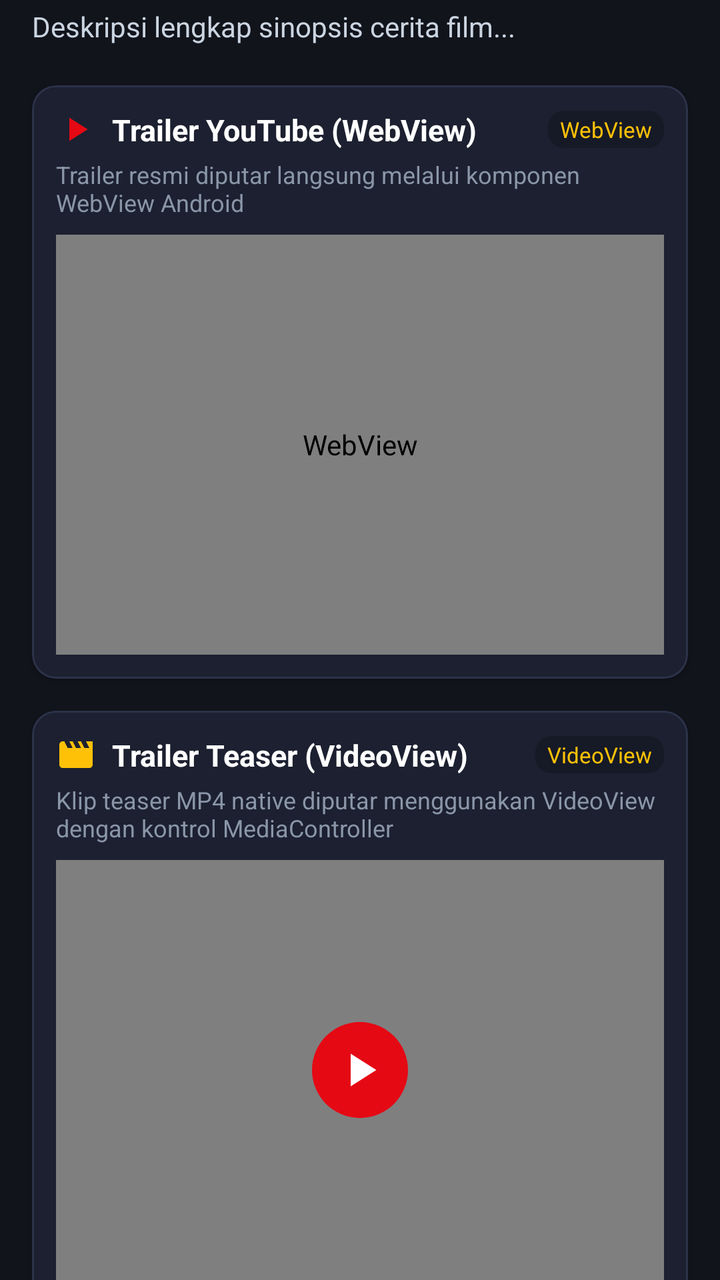
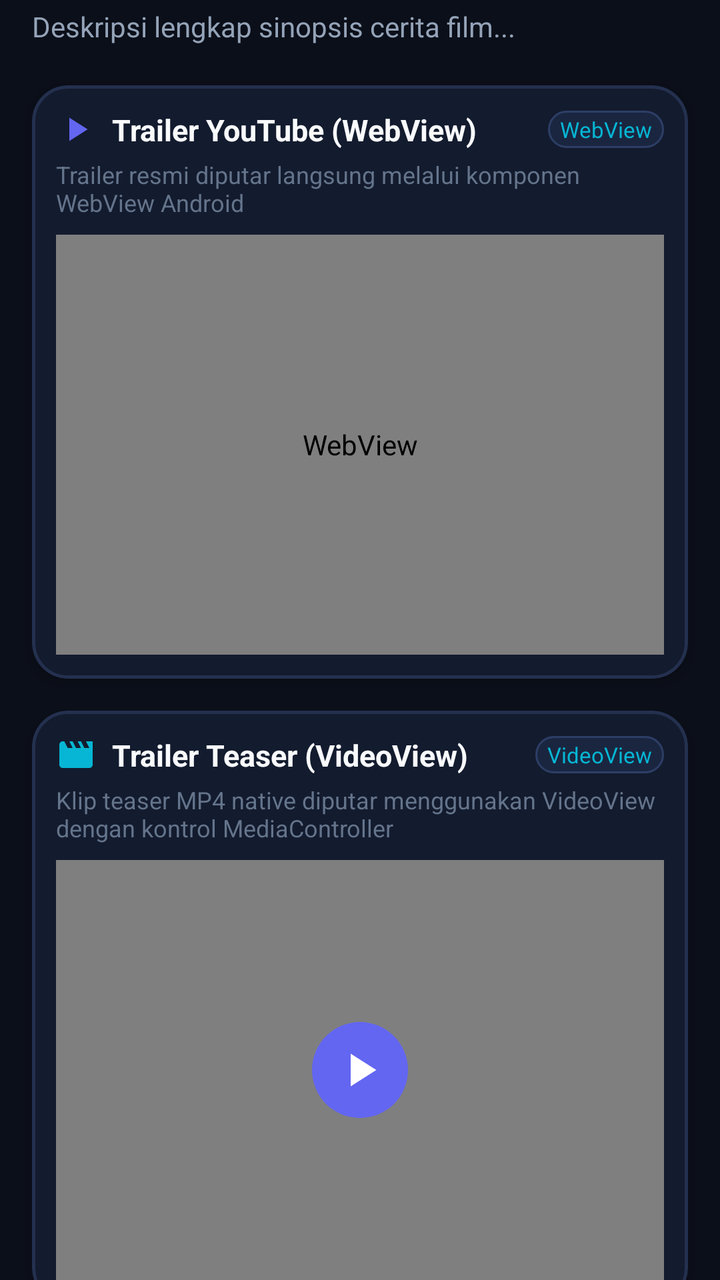

Screens rendered from an Android XML layout before and after an edit, with the pre-edit source and the edit as a unified diff.
<!-- AndroidManifest.xml: activity theme Theme.MyApplication -->
<!-- res/layout/activity_detail_film.xml -->
<?xml version="1.0" encoding="utf-8"?>
<androidx.coordinatorlayout.widget.CoordinatorLayout xmlns:android="http://schemas.android.com/apk/res/android"
    xmlns:app="http://schemas.android.com/apk/res-auto"
    xmlns:tools="http://schemas.android.com/tools"
    android:layout_width="match_parent"
    android:layout_height="match_parent"
    android:background="@color/cinema_dark">

    <androidx.core.widget.NestedScrollView
        android:layout_width="match_parent"
        android:layout_height="match_parent"
        android:fillViewport="true">

        <LinearLayout
            android:layout_width="match_parent"
            android:layout_height="wrap_content"
            android:orientation="vertical"
            android:paddingBottom="48dp">

            
            <androidx.constraintlayout.widget.ConstraintLayout
                android:id="@+id/layout_detail_top_bar"
                android:layout_width="match_parent"
                android:layout_height="56dp"
                android:background="@color/cinema_surface"
                android:elevation="4dp"
                android:paddingHorizontal="8dp">

                <ImageButton
                    android:id="@+id/btn_back"
                    android:layout_width="48dp"
                    android:layout_height="48dp"
                    android:background="?attr/selectableItemBackgroundBorderless"
                    android:contentDescription="Kembali"
                    android:src="@drawable/ic_arrow_back"
                    app:layout_constraintBottom_toBottomOf="parent"
                    app:layout_constraintStart_toStartOf="parent"
                    app:layout_constraintTop_toTopOf="parent"
                    app:tint="@color/text_primary" />

                <TextView
                    android:id="@+id/tv_detail_appbar_title"
                    android:layout_width="0dp"
                    android:layout_height="wrap_content"
                    android:layout_marginStart="8dp"
                    android:layout_marginEnd="8dp"
                    android:ellipsize="end"
                    android:maxLines="1"
                    android:text="@string/title_detail"
                    android:textColor="@color/text_primary"
                    android:textSize="18sp"
                    android:textStyle="bold"
                    app:layout_constraintBottom_toBottomOf="parent"
                    app:layout_constraintEnd_toStartOf="@+id/btn_top_favorite"
                    app:layout_constraintStart_toEndOf="@+id/btn_back"
                    app:layout_constraintTop_toTopOf="parent" />

                <ImageButton
                    android:id="@+id/btn_top_favorite"
                    android:layout_width="48dp"
                    android:layout_height="48dp"
                    android:background="?attr/selectableItemBackgroundBorderless"
                    android:contentDescription="Tambah ke Favorit"
                    android:src="@drawable/ic_favorite_border"
                    app:layout_constraintBottom_toBottomOf="parent"
                    app:layout_constraintEnd_toEndOf="parent"
                    app:layout_constraintTop_toTopOf="parent"
                    app:tint="@color/favorite_red" />
            </androidx.constraintlayout.widget.ConstraintLayout>

            
            <androidx.constraintlayout.widget.ConstraintLayout
                android:id="@+id/layout_hero"
                android:layout_width="match_parent"
                android:layout_height="wrap_content"
                android:background="@color/cinema_surface"
                android:paddingHorizontal="16dp"
                android:paddingVertical="16dp">

                
                <com.google.android.material.imageview.ShapeableImageView
                    android:id="@+id/iv_detail_poster"
                    android:layout_width="120dp"
                    android:layout_height="175dp"
                    android:background="@drawable/bg_poster_placeholder"
                    android:contentDescription="Poster Detail Film"
                    android:scaleType="centerCrop"
                    app:layout_constraintStart_toStartOf="parent"
                    app:layout_constraintTop_toTopOf="parent"
                    app:shapeAppearanceOverlay="@style/RoundedPosterShape" />

                
                <LinearLayout
                    android:id="@+id/layout_detail_meta"
                    android:layout_width="0dp"
                    android:layout_height="wrap_content"
                    android:layout_marginStart="16dp"
                    android:orientation="vertical"
                    app:layout_constraintEnd_toEndOf="parent"
                    app:layout_constraintStart_toEndOf="@+id/iv_detail_poster"
                    app:layout_constraintTop_toTopOf="parent">

                    <TextView
                        android:id="@+id/tv_detail_title"
                        android:layout_width="match_parent"
                        android:layout_height="wrap_content"
                        android:text="Judul Film"
                        android:textColor="@color/text_primary"
                        android:textSize="20sp"
                        android:textStyle="bold" />

                    
                    <LinearLayout
                        android:layout_width="wrap_content"
                        android:layout_height="wrap_content"
                        android:layout_marginTop="8dp"
                        android:gravity="center_vertical"
                        android:orientation="horizontal">

                        <ImageView
                            android:layout_width="16dp"
                            android:layout_height="16dp"
                            android:contentDescription="Rating"
                            android:src="@drawable/ic_star" />

                        <TextView
                            android:id="@+id/tv_detail_rating"
                            android:layout_width="wrap_content"
                            android:layout_height="wrap_content"
                            android:layout_marginStart="4dp"
                            android:text="8.8 / 10"
                            android:textColor="@color/rating_gold"
                            android:textSize="13sp"
                            android:textStyle="bold" />

                        <TextView
                            android:layout_width="wrap_content"
                            android:layout_height="wrap_content"
                            android:layout_marginHorizontal="8dp"
                            android:text="•"
                            android:textColor="@color/text_muted" />

                        <TextView
                            android:id="@+id/tv_detail_year"
                            android:layout_width="wrap_content"
                            android:layout_height="wrap_content"
                            android:text="2024"
                            android:textColor="@color/secondary"
                            android:textSize="13sp"
                            android:textStyle="bold" />
                    </LinearLayout>

                    <TextView
                        android:id="@+id/tv_detail_genre"
                        android:layout_width="wrap_content"
                        android:layout_height="wrap_content"
                        android:layout_marginTop="6dp"
                        android:background="@drawable/bg_badge"
                        android:paddingHorizontal="8dp"
                        android:paddingVertical="3dp"
                        android:text="Genre Film"
                        android:textColor="@color/text_secondary"
                        android:textSize="12sp" />

                    <TextView
                        android:id="@+id/tv_detail_director"
                        android:layout_width="match_parent"
                        android:layout_height="wrap_content"
                        android:layout_marginTop="6dp"
                        android:text="Sutradara: Christopher Nolan"
                        android:textColor="@color/text_muted"
                        android:textSize="12sp" />

                    <TextView
                        android:id="@+id/tv_detail_duration"
                        android:layout_width="match_parent"
                        android:layout_height="wrap_content"
                        android:layout_marginTop="2dp"
                        android:text="Durasi: 2 jam 28 menit"
                        android:textColor="@color/text_muted"
                        android:textSize="12sp" />

                    
                    <com.google.android.material.button.MaterialButton
                        android:id="@+id/btn_detail_favorite"
                        style="@style/Widget.Material3.Button.TonalButton"
                        android:layout_width="wrap_content"
                        android:layout_height="wrap_content"
                        android:layout_marginTop="10dp"
                        android:insetTop="0dp"
                        android:insetBottom="0dp"
                        android:text="@string/btn_add_favorite"
                        android:textSize="12sp"
                        app:backgroundTint="@color/cinema_card"
                        app:icon="@drawable/ic_favorite_border"
                        app:iconGravity="textStart"
                        app:iconTint="@color/favorite_red" />

                </LinearLayout>
            </androidx.constraintlayout.widget.ConstraintLayout>

            
            <LinearLayout
                android:layout_width="match_parent"
                android:layout_height="wrap_content"
                android:orientation="vertical"
                android:paddingHorizontal="16dp"
                android:paddingTop="16dp"
                android:paddingBottom="8dp">

                <TextView
                    android:layout_width="wrap_content"
                    android:layout_height="wrap_content"
                    android:text="@string/label_synopsis"
                    android:textColor="@color/text_primary"
                    android:textSize="16sp"
                    android:textStyle="bold" />

                <TextView
                    android:id="@+id/tv_detail_synopsis"
                    android:layout_width="match_parent"
                    android:layout_height="wrap_content"
                    android:layout_marginTop="6dp"
                    android:lineSpacingExtra="4dp"
                    android:text="Deskripsi lengkap sinopsis cerita film..."
                    android:textColor="@color/text_secondary"
                    android:textSize="14sp" />
            </LinearLayout>

            
            <com.google.android.material.card.MaterialCardView
                android:layout_width="match_parent"
                android:layout_height="wrap_content"
                android:layout_marginHorizontal="16dp"
                android:layout_marginTop="12dp"
                app:cardBackgroundColor="@color/cinema_card"
                app:cardCornerRadius="12dp"
                app:cardElevation="2dp"
                app:strokeColor="@color/cinema_card_stroke"
                app:strokeWidth="1dp">

                <LinearLayout
                    android:layout_width="match_parent"
                    android:layout_height="wrap_content"
                    android:orientation="vertical"
                    android:padding="12dp">

                    <LinearLayout
                        android:layout_width="match_parent"
                        android:layout_height="wrap_content"
                        android:gravity="center_vertical"
                        android:orientation="horizontal">

                        <ImageView
                            android:layout_width="20dp"
                            android:layout_height="20dp"
                            android:contentDescription="YouTube"
                            android:src="@drawable/ic_play_arrow"
                            app:tint="@color/primary" />

                        <TextView
                            android:layout_width="0dp"
                            android:layout_height="wrap_content"
                            android:layout_marginStart="8dp"
                            android:layout_weight="1"
                            android:text="@string/label_trailer_web"
                            android:textColor="@color/text_primary"
                            android:textSize="15sp"
                            android:textStyle="bold" />

                        <TextView
                            android:layout_width="wrap_content"
                            android:layout_height="wrap_content"
                            android:background="@drawable/bg_badge"
                            android:paddingHorizontal="6dp"
                            android:paddingVertical="2dp"
                            android:text="WebView"
                            android:textColor="@color/secondary"
                            android:textSize="11sp" />
                    </LinearLayout>

                    <TextView
                        android:layout_width="match_parent"
                        android:layout_height="wrap_content"
                        android:layout_marginTop="4dp"
                        android:layout_marginBottom="8dp"
                        android:text="Trailer resmi diputar langsung melalui komponen WebView Android"
                        android:textColor="@color/text_muted"
                        android:textSize="12sp" />

                    
                    <WebView
                        android:id="@+id/wv_trailer_youtube"
                        android:layout_width="match_parent"
                        android:layout_height="210dp"
                        android:background="@color/black" />

                </LinearLayout>
            </com.google.android.material.card.MaterialCardView>

            
            <com.google.android.material.card.MaterialCardView
                android:layout_width="match_parent"
                android:layout_height="wrap_content"
                android:layout_marginHorizontal="16dp"
                android:layout_marginTop="16dp"
                app:cardBackgroundColor="@color/cinema_card"
                app:cardCornerRadius="12dp"
                app:cardElevation="2dp"
                app:strokeColor="@color/cinema_card_stroke"
                app:strokeWidth="1dp">

                <LinearLayout
                    android:layout_width="match_parent"
                    android:layout_height="wrap_content"
                    android:orientation="vertical"
                    android:padding="12dp">

                    <LinearLayout
                        android:layout_width="match_parent"
                        android:layout_height="wrap_content"
                        android:gravity="center_vertical"
                        android:orientation="horizontal">

                        <ImageView
                            android:layout_width="20dp"
                            android:layout_height="20dp"
                            android:contentDescription="Video"
                            android:src="@drawable/ic_movie"
                            app:tint="@color/secondary" />

                        <TextView
                            android:layout_width="0dp"
                            android:layout_height="wrap_content"
                            android:layout_marginStart="8dp"
                            android:layout_weight="1"
                            android:text="@string/label_trailer_video"
                            android:textColor="@color/text_primary"
                            android:textSize="15sp"
                            android:textStyle="bold" />

                        <TextView
                            android:layout_width="wrap_content"
                            android:layout_height="wrap_content"
                            android:background="@drawable/bg_badge"
                            android:paddingHorizontal="6dp"
                            android:paddingVertical="2dp"
                            android:text="VideoView"
                            android:textColor="@color/secondary"
                            android:textSize="11sp" />
                    </LinearLayout>

                    <TextView
                        android:layout_width="match_parent"
                        android:layout_height="wrap_content"
                        android:layout_marginTop="4dp"
                        android:layout_marginBottom="8dp"
                        android:text="Klip teaser MP4 native diputar menggunakan VideoView dengan kontrol MediaController"
                        android:textColor="@color/text_muted"
                        android:textSize="12sp" />

                    
                    <androidx.constraintlayout.widget.ConstraintLayout
                        android:layout_width="match_parent"
                        android:layout_height="210dp"
                        android:background="@color/black">

                        
                        <VideoView
                            android:id="@+id/vv_trailer_video"
                            android:layout_width="match_parent"
                            android:layout_height="match_parent"
                            app:layout_constraintBottom_toBottomOf="parent"
                            app:layout_constraintEnd_toEndOf="parent"
                            app:layout_constraintStart_toStartOf="parent"
                            app:layout_constraintTop_toTopOf="parent" />

                        <ProgressBar
                            android:id="@+id/pb_video_loading"
                            android:layout_width="wrap_content"
                            android:layout_height="wrap_content"
                            android:visibility="gone"
                            app:layout_constraintBottom_toBottomOf="parent"
                            app:layout_constraintEnd_toEndOf="parent"
                            app:layout_constraintStart_toStartOf="parent"
                            app:layout_constraintTop_toTopOf="parent" />

                        <com.google.android.material.button.MaterialButton
                            android:id="@+id/btn_play_video"
                            style="@style/Widget.Material3.Button.IconButton.Filled"
                            android:layout_width="56dp"
                            android:layout_height="56dp"
                            android:contentDescription="Putar Video Trailer"
                            app:backgroundTint="@color/primary"
                            app:icon="@drawable/ic_play_arrow"
                            app:iconSize="28dp"
                            app:iconTint="@color/white"
                            app:layout_constraintBottom_toBottomOf="parent"
                            app:layout_constraintEnd_toEndOf="parent"
                            app:layout_constraintStart_toStartOf="parent"
                            app:layout_constraintTop_toTopOf="parent" />

                    </androidx.constraintlayout.widget.ConstraintLayout>

                </LinearLayout>
            </com.google.android.material.card.MaterialCardView>

            
            <com.google.android.material.card.MaterialCardView
                android:layout_width="match_parent"
                android:layout_height="wrap_content"
                android:layout_marginHorizontal="16dp"
                android:layout_marginTop="16dp"
                app:cardBackgroundColor="@color/cinema_card"
                app:cardCornerRadius="12dp"
                app:cardElevation="2dp"
                app:strokeColor="@color/cinema_card_stroke"
                app:strokeWidth="1dp">

                <LinearLayout
                    android:layout_width="match_parent"
                    android:layout_height="wrap_content"
                    android:orientation="vertical"
                    android:padding="16dp">

                    <TextView
                        android:layout_width="wrap_content"
                        android:layout_height="wrap_content"
                        android:text="@string/label_user_notes"
                        android:textColor="@color/text_primary"
                        android:textSize="15sp"
                        android:textStyle="bold" />

                    <TextView
                        android:layout_width="wrap_content"
                        android:layout_height="wrap_content"
                        android:layout_marginTop="2dp"
                        android:text="Gunakan komponen EditText dan Button untuk menginput ulasan film."
                        android:textColor="@color/text_muted"
                        android:textSize="12sp" />

                    
                    <com.google.android.material.textfield.TextInputLayout
                        android:id="@+id/til_user_review"
                        style="@style/Widget.Material3.TextInputLayout.OutlinedBox"
                        android:layout_width="match_parent"
                        android:layout_height="wrap_content"
                        android:layout_marginTop="10dp"
                        android:hint="@string/hint_user_notes"
                        app:boxStrokeColor="@color/primary"
                        app:boxStrokeWidth="1dp"
                        app:hintTextColor="@color/secondary">

                        <com.google.android.material.textfield.TextInputEditText
                            android:id="@+id/et_user_review"
                            android:layout_width="match_parent"
                            android:layout_height="wrap_content"
                            android:gravity="top|start"
                            android:inputType="textMultiLine"
                            android:lines="3"
                            android:maxLines="6"
                            android:textColor="@color/text_primary"
                            android:textSize="14sp" />
                    </com.google.android.material.textfield.TextInputLayout>

                    
                    <com.google.android.material.button.MaterialButton
                        android:id="@+id/btn_save_review"
                        style="@style/Widget.Material3.Button"
                        android:layout_width="match_parent"
                        android:layout_height="48dp"
                        android:layout_marginTop="10dp"
                        android:text="@string/btn_save_note"
                        android:textColor="@color/white"
                        android:textSize="14sp"
                        android:textStyle="bold"
                        app:backgroundTint="@color/primary" />

                    <TextView
                        android:id="@+id/tv_saved_review_display"
                        android:layout_width="match_parent"
                        android:layout_height="wrap_content"
                        android:layout_marginTop="8dp"
                        android:background="@drawable/bg_badge"
                        android:padding="10dp"
                        android:text="Belum ada catatan tersimpan."
                        android:textColor="@color/text_secondary"
                        android:textSize="13sp" />

                </LinearLayout>
            </com.google.android.material.card.MaterialCardView>

        </LinearLayout>
    </androidx.core.widget.NestedScrollView>

</androidx.coordinatorlayout.widget.CoordinatorLayout>
<!-- resources referenced by this layout -->
<resources>
  <color name="black">#FF000000</color>
  <color name="cinema_card">#1C2030</color>
  <color name="cinema_card_stroke">#2C324A</color>
  <color name="cinema_dark">#12141C</color>
  <color name="cinema_surface">#22273B</color>
  <color name="favorite_red">#FF3B5C</color>
  <color name="primary">#E50914</color>
  <color name="rating_gold">#FFB800</color>
  <color name="secondary">#FFC107</color>
  <color name="text_muted">#8A96A8</color>
  <color name="text_primary">#FFFFFF</color>
  <color name="text_secondary">#CBD5E1</color>
  <color name="white">#FFFFFFFF</color>
  <!-- drawable bg_badge (drawable) -->
  <?xml version="1.0" encoding="utf-8"?>
  <shape xmlns:android="http://schemas.android.com/apk/res/android"
      android:shape="rectangle">
      <corners android:radius="8dp" />
      <solid android:color="#33000000" />
  </shape>
  <!-- drawable ic_arrow_back (drawable) -->
  <vector xmlns:android="http://schemas.android.com/apk/res/android"
      android:width="24dp"
      android:height="24dp"
      android:viewportWidth="24"
      android:viewportHeight="24"
      android:autoMirrored="true">
      <path
          android:fillColor="#FFFFFFFF"
          android:pathData="M20,11H7.83l5.59,-5.59L12,4l-8,8 8,8 1.41,-1.41L7.83,13H20v-2z"/>
  </vector>
  <!-- drawable ic_movie (drawable) -->
  <vector xmlns:android="http://schemas.android.com/apk/res/android"
      android:width="24dp"
      android:height="24dp"
      android:viewportWidth="24"
      android:viewportHeight="24">
      <path
          android:fillColor="#FFFFFFFF"
          android:pathData="M18,4l2,4h-3l-2,-4h-2l2,4h-3l-2,-4H8l2,4H7L5,4H4c-1.1,0 -1.99,0.9 -1.99,2L2,18c0,1.1 0.9,2 2,2h16c1.1,0 2,-0.9 2,-2V4h-4z"/>
  </vector>
  <!-- drawable ic_play_arrow (drawable) -->
  <vector xmlns:android="http://schemas.android.com/apk/res/android"
      android:width="24dp"
      android:height="24dp"
      android:viewportWidth="24"
      android:viewportHeight="24">
      <path
          android:fillColor="#FFFFFFFF"
          android:pathData="M8,5v14l11,-7z"/>
  </vector>
  <!-- drawable ic_star (drawable) -->
  <vector xmlns:android="http://schemas.android.com/apk/res/android"
      android:width="24dp"
      android:height="24dp"
      android:viewportWidth="24"
      android:viewportHeight="24">
      <path
          android:fillColor="#FFFFB800"
          android:pathData="M12,17.27L18.18,21l-1.64,-7.03L22,9.24l-7.19,-0.61L12,2 9.19,8.63 2,9.24l5.46,4.73L5.82,21z"/>
  </vector>
  <string name="btn_add_favorite">Tambah ke Favorit</string>
  <string name="btn_save_note">Simpan Catatan</string>
  <string name="hint_user_notes">Tulis review atau catatan pribadi tentang film ini...</string>
  <string name="label_synopsis">Sinopsis</string>
  <string name="label_trailer_video">Trailer Teaser (VideoView)</string>
  <string name="label_trailer_web">Trailer YouTube (WebView)</string>
  <string name="label_user_notes">Catatan / Review Pengguna</string>
  <string name="title_detail">Detail Film</string>
  <style name="RoundedPosterShape">
          <item name="cornerSize">10dp</item>
      </style>
  <style name="Theme.MyApplication" parent="Theme.Material3.Dark.NoActionBar">
          <item name="colorPrimary">@color/primary</item>
          <item name="colorOnPrimary">@color/on_primary</item>
          <item name="colorSecondary">@color/secondary</item>
          <item name="android:windowBackground">@color/cinema_dark</item>
          <item name="android:statusBarColor">@color/cinema_dark</item>
          <item name="android:navigationBarColor">@color/cinema_dark</item>
      </style>
  <color name="on_primary">#FFFFFF</color>
  <!-- unchanged entries left out for length: 2 -->
</resources>

<!-- the commit's change to res/layout/activity_detail_film.xml (unified diff, before → after) -->
@@ -234,10 +234,10 @@
                 android:layout_marginHorizontal="16dp"
                 android:layout_marginTop="12dp"
                 app:cardBackgroundColor="@color/cinema_card"
-                app:cardCornerRadius="12dp"
-                app:cardElevation="2dp"
+                app:cardCornerRadius="18dp"
+                app:cardElevation="4dp"
                 app:strokeColor="@color/cinema_card_stroke"
-                app:strokeWidth="1dp">
+                app:strokeWidth="1.5dp">
 
                 <LinearLayout
                     android:layout_width="match_parent"
@@ -305,10 +305,10 @@
                 android:layout_marginHorizontal="16dp"
                 android:layout_marginTop="16dp"
                 app:cardBackgroundColor="@color/cinema_card"
-                app:cardCornerRadius="12dp"
-                app:cardElevation="2dp"
+                app:cardCornerRadius="18dp"
+                app:cardElevation="4dp"
                 app:strokeColor="@color/cinema_card_stroke"
-                app:strokeWidth="1dp">
+                app:strokeWidth="1.5dp">
 
                 <LinearLayout
                     android:layout_width="match_parent"
@@ -412,10 +412,10 @@
                 android:layout_marginHorizontal="16dp"
                 android:layout_marginTop="16dp"
                 app:cardBackgroundColor="@color/cinema_card"
-                app:cardCornerRadius="12dp"
-                app:cardElevation="2dp"
+                app:cardCornerRadius="18dp"
+                app:cardElevation="4dp"
                 app:strokeColor="@color/cinema_card_stroke"
-                app:strokeWidth="1dp">
+                app:strokeWidth="1.5dp">
 
                 <LinearLayout
                     android:layout_width="match_parent"
@@ -474,7 +474,8 @@
                         android:textColor="@color/white"
                         android:textSize="14sp"
                         android:textStyle="bold"
-                        app:backgroundTint="@color/primary" />
+                        app:backgroundTint="@color/primary"
+                        app:cornerRadius="24dp" />
 
                     <TextView
                         android:id="@+id/tv_saved_review_display"
<!-- resource entries referenced after the edit -->
@@ -1,24 +1,27 @@
 <!-- resources referenced by this layout -->
 <resources>
   <color name="black">#FF000000</color>
-  <color name="cinema_card">#1C2030</color>
-  <color name="cinema_card_stroke">#2C324A</color>
-  <color name="cinema_dark">#12141C</color>
-  <color name="cinema_surface">#22273B</color>
-  <color name="favorite_red">#FF3B5C</color>
-  <color name="primary">#E50914</color>
-  <color name="rating_gold">#FFB800</color>
-  <color name="secondary">#FFC107</color>
-  <color name="text_muted">#8A96A8</color>
-  <color name="text_primary">#FFFFFF</color>
-  <color name="text_secondary">#CBD5E1</color>
+  <color name="cinema_card">#131B2E</color>
+  <color name="cinema_card_stroke">#24304F</color>
+  <color name="cinema_dark">#0B0F19</color>
+  <color name="cinema_surface">#182238</color>
+  <color name="favorite_red">#F43F5E</color>
+  <color name="primary">#6366F1</color>
+  <color name="rating_gold">#FBBF24</color>
+  <color name="secondary">#06B6D4</color>
+  <color name="text_muted">#64748B</color>
+  <color name="text_primary">#F8FAFC</color>
+  <color name="text_secondary">#94A3B8</color>
   <color name="white">#FFFFFFFF</color>
   <!-- drawable bg_badge (drawable) -->
   <?xml version="1.0" encoding="utf-8"?>
   <shape xmlns:android="http://schemas.android.com/apk/res/android"
       android:shape="rectangle">
-      <corners android:radius="8dp" />
-      <solid android:color="#33000000" />
+      <corners android:radius="12dp" />
+      <solid android:color="#1A2640" />
+      <stroke
+          android:width="1dp"
+          android:color="#2D3E66" />
   </shape>
   <!-- drawable ic_arrow_back (drawable) -->
   <vector xmlns:android="http://schemas.android.com/apk/res/android"
@@ -70,7 +73,7 @@
   <string name="label_user_notes">Catatan / Review Pengguna</string>
   <string name="title_detail">Detail Film</string>
   <style name="RoundedPosterShape">
-          <item name="cornerSize">10dp</item>
+          <item name="cornerSize">14dp</item>
       </style>
   <style name="Theme.MyApplication" parent="Theme.Material3.Dark.NoActionBar">
           <item name="colorPrimary">@color/primary</item>
